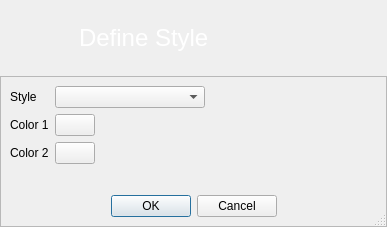
Above: retroshare-gui/src/gui/style/StyleDialog.ui from RetroShare/RetroShare before the change. Below: the same form after it.
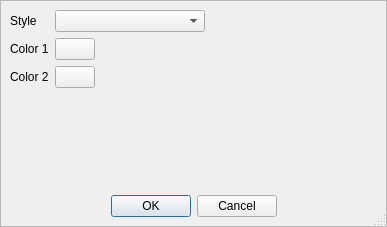
That is the form after the change. Icons and pictures are not drawn. Custom widgets are drawn as their Qt base class.

Commit message: Added new base class HeaderFrame - image and text at top of the windows.

```diff
--- a/retroshare-gui/src/gui/style/StyleDialog.ui
+++ b/retroshare-gui/src/gui/style/StyleDialog.ui
@@ -31,81 +31,7 @@
     <number>0</number>
    </property>
    <item>
-    <widget class="QFrame" name="frame">
-     <property name="sizePolicy">
-      <sizepolicy hsizetype="Preferred" vsizetype="Fixed">
-       <horstretch>0</horstretch>
-       <verstretch>0</verstretch>
-      </sizepolicy>
-     </property>
-     <property name="styleSheet">
-      <string notr="true">QFrame#frame{background-image: url(:/images/connect/connectFriendBanner.png);} 
-</string>
-     </property>
-     <property name="frameShape">
-      <enum>QFrame::NoFrame</enum>
-     </property>
-     <property name="frameShadow">
-      <enum>QFrame::Plain</enum>
-     </property>
-     <layout class="QGridLayout" name="gridLayout">
-      <property name="leftMargin">
-       <number>9</number>
-      </property>
-      <property name="topMargin">
-       <number>6</number>
-      </property>
-      <property name="rightMargin">
-       <number>9</number>
-      </property>
-      <property name="bottomMargin">
-       <number>6</number>
-      </property>
-      <item row="0" column="0">
-       <widget class="QLabel" name="label_2">
-        <property name="minimumSize">
-         <size>
-          <width>64</width>
-          <height>64</height>
-         </size>
-        </property>
-        <property name="maximumSize">
-         <size>
-          <width>64</width>
-          <height>64</height>
-         </size>
-        </property>
-        <property name="text">
-         <string/>
-        </property>
-        <property name="pixmap">
-         <pixmap resource="../images.qrc">:/images/library.png</pixmap>
-        </property>
-        <property name="scaledContents">
-         <bool>true</bool>
-        </property>
-       </widget>
-      </item>
-      <item row="0" column="1">
-       <widget class="QLabel" name="headerLabel">
-        <property name="font">
-         <font>
-          <pointsize>18</pointsize>
-          <weight>75</weight>
-          <bold>true</bold>
-         </font>
-        </property>
-        <property name="text">
-         <string>&lt;!DOCTYPE HTML PUBLIC &quot;-//W3C//DTD HTML 4.0//EN&quot; &quot;http://www.w3.org/TR/REC-html40/strict.dtd&quot;&gt;
-&lt;html&gt;&lt;head&gt;&lt;meta name=&quot;qrichtext&quot; content=&quot;1&quot; /&gt;&lt;style type=&quot;text/css&quot;&gt;
-p, li { white-space: pre-wrap; }
-&lt;/style&gt;&lt;/head&gt;&lt;body style=&quot; font-family:'MS Shell Dlg 2'; font-size:8.25pt; font-weight:400; font-style:normal;&quot;&gt;
-&lt;p style=&quot; margin-top:0px; margin-bottom:0px; margin-left:0px; margin-right:0px; -qt-block-indent:0; text-indent:0px;&quot;&gt;&lt;span style=&quot; font-size:18pt; color:#ffffff;&quot;&gt;Define Style&lt;/span&gt;&lt;/p&gt;&lt;/body&gt;&lt;/html&gt;</string>
-        </property>
-       </widget>
-      </item>
-     </layout>
-    </widget>
+    <widget class="HeaderFrame" name="headerFrame"/>
    </item>
    <item>
     <widget class="QFrame" name="frame_2">
@@ -254,6 +180,14 @@
    </item>
   </layout>
  </widget>
+ <customwidgets>
+  <customwidget>
+   <class>HeaderFrame</class>
+   <extends>QFrame</extends>
+   <header>gui/common/HeaderFrame.h</header>
+   <container>1</container>
+  </customwidget>
+ </customwidgets>
  <resources>
   <include location="../images.qrc"/>
  </resources>
```
The commit also changes 41 other files.
